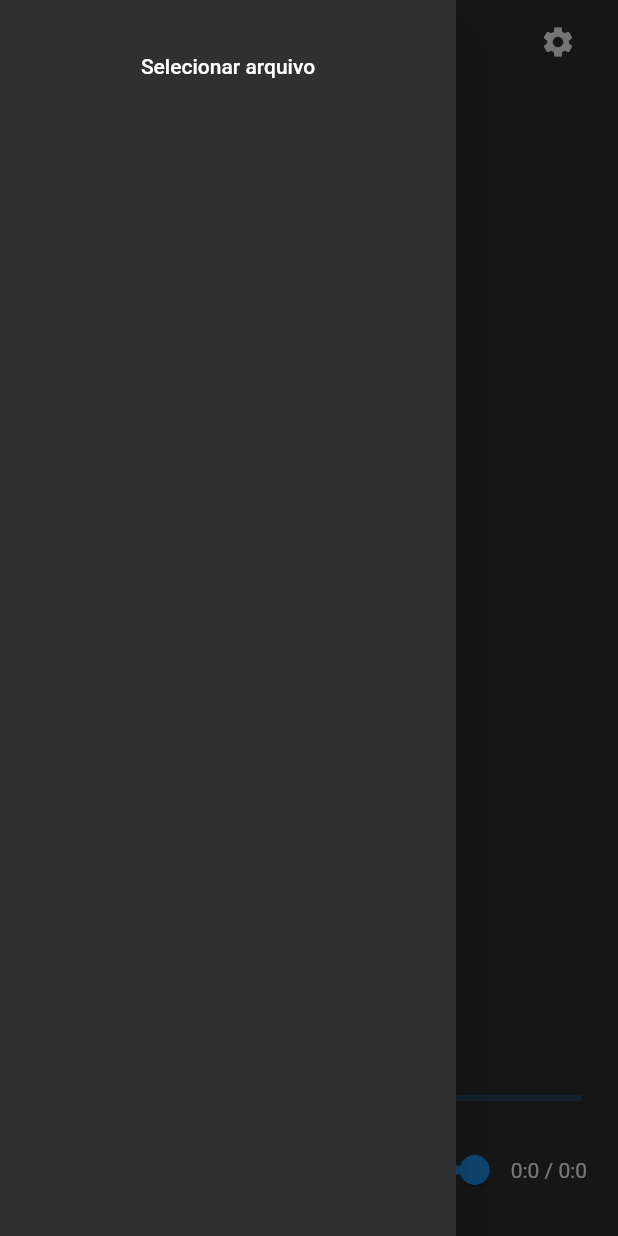
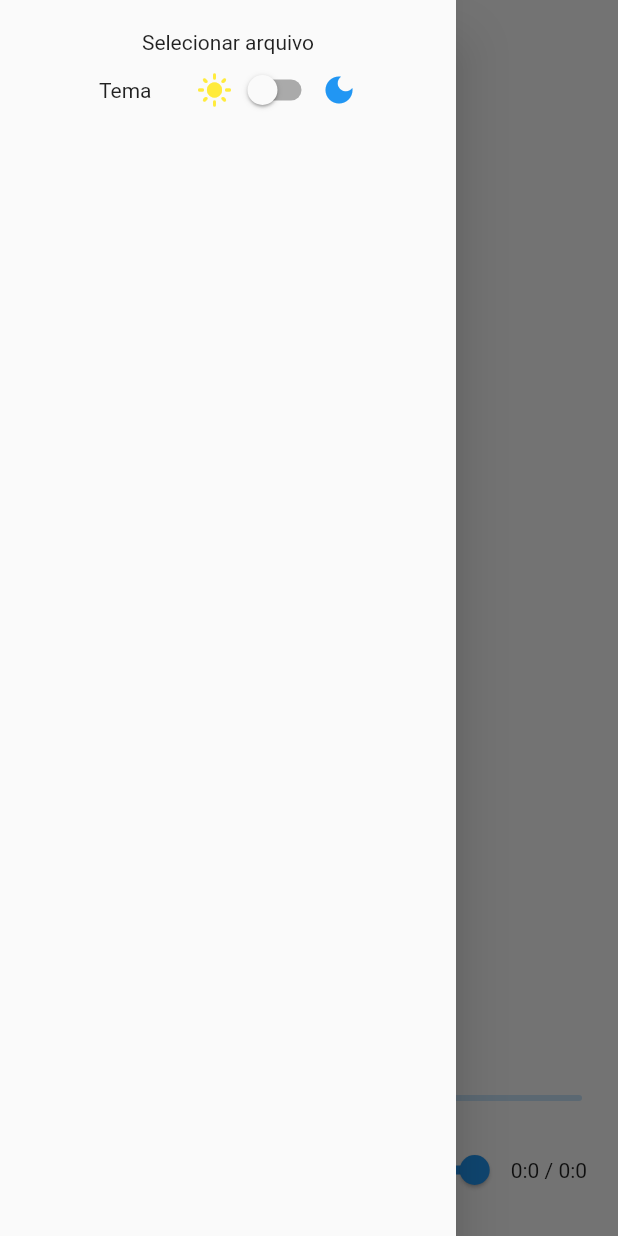
Before and after one commit to viniciusddrft/My-music, a Flutter app: the screen it shows after launch, in the side drawer, after a tap on "Selecionar arquivo", on a phone screen of 412 x 824 dp. Run offline on Flutter 3.47's test engine with Material 2 defaults, Android fonts, the phone set to English and light mode, and no system bars; our stand-ins replace audioplayers, file_picker, shared_preferences.

Commit message:
add theme

```diff
--- a/lib/main.dart
+++ b/lib/main.dart
@@ -1,4 +1,5 @@
 import 'package:flutter/material.dart';
+import 'package:my_music/src/theme.dart';
 
 import 'src/modules/home/home_page.dart';
 
@@ -6,15 +7,40 @@ void main() {
   runApp(const MyApp());
 }
 
-class MyApp extends StatelessWidget {
+class MyApp extends StatefulWidget {
   const MyApp({super.key});
 
   @override
+  State<MyApp> createState() => _MyAppState();
+}
+
+class _MyAppState extends State<MyApp> {
+  final ThemeApp themeApp = ThemeApp();
+
+  @override
+  void initState() {
+    themeApp.getThemePreference();
+    super.initState();
+  }
+
+  @override
+  void dispose() {
+    themeApp.dispose();
+    super.dispose();
+  }
+
+  @override
   Widget build(BuildContext context) {
-    return MaterialApp(
-      theme: ThemeData(brightness: Brightness.dark),
-      title: 'My music',
-      home: const MyHomePage(),
+    return ValueListenableBuilder(
+      valueListenable: themeApp.theme,
+      builder: (BuildContext context, Brightness value, Widget? child) =>
+          MaterialApp(
+        theme: ThemeData(
+          brightness: themeApp.theme.value,
+        ),
+        title: 'My music',
+        home: const MyHomePage(),
+      ),
     );
   }
 }
--- a/lib/src/modules/home/home_page.dart
+++ b/lib/src/modules/home/home_page.dart
@@ -1,5 +1,7 @@
 import 'package:audioplayers/audioplayers.dart';
 import 'package:flutter/material.dart';
+import 'package:my_music/src/theme.dart';
+import 'package:shared_preferences/shared_preferences.dart';
 
 import 'home_controller.dart';
 
@@ -12,6 +14,7 @@ class MyHomePage extends StatefulWidget {
 
 class _MyHomePageState extends State<MyHomePage> {
   final HomeController homeController = HomeController();
+  final ThemeApp themeApp = ThemeApp();
 
   @override
   void initState() {
@@ -45,13 +48,46 @@ class _MyHomePageState extends State<MyHomePage> {
           padding: const EdgeInsets.only(top: 20),
           child: Column(
             children: [
-              TextButton(
-                onPressed: homeController.playFile,
+              GestureDetector(
+                onTap: homeController.playFile,
                 child: const Text(
                   'Selecionar arquivo',
-                  style: TextStyle(color: Colors.white),
                 ),
-              )
+              ),
+              Row(
+                mainAxisAlignment: MainAxisAlignment.center,
+                children: [
+                  const Padding(
+                    padding: EdgeInsets.only(right: 30),
+                    child: Text('Tema'),
+                  ),
+                  const Icon(
+                    Icons.light_mode,
+                    color: Colors.yellow,
+                  ),
+                  Switch(
+                      value: themeApp.isDarkThemeApp,
+                      onChanged: (bool value) async {
+                        setState(() {
+                          if (!value) {
+                            themeApp.changeTheme(Brightness.light);
+                            SharedPreferences.getInstance().then(
+                              (value) => value.setString('theme', 'light'),
+                            );
+                          } else {
+                            themeApp.changeTheme(Brightness.dark);
+                            SharedPreferences.getInstance().then(
+                              (value) => value.setString('theme', 'dark'),
+                            );
+                          }
+                        });
+                      }),
+                  const Icon(
+                    Icons.dark_mode,
+                    color: Colors.blue,
+                  )
+                ],
+              ),
             ],
           ),
         ),
@@ -59,15 +95,8 @@ class _MyHomePageState extends State<MyHomePage> {
       appBar: AppBar(
         elevation: 0,
         backgroundColor: Colors.transparent,
-        title: Row(
-          mainAxisAlignment: MainAxisAlignment.end,
-          children: [
-            IconButton(
-              onPressed: () {},
-              icon: const Icon(Icons.settings),
-            )
-          ],
-        ),
+        iconTheme: IconThemeData(
+            color: themeApp.isDarkThemeApp ? Colors.white : Colors.black),
       ),
       body: FractionallySizedBox(
         widthFactor: 1,
--- /dev/null
+++ b/lib/src/theme.dart
@@ -0,0 +1,53 @@
+import 'package:flutter/material.dart';
+
+import 'package:shared_preferences/shared_preferences.dart';
+
+class ThemeApp {
+  ThemeApp._();
+
+  static final ThemeApp _themeApp = ThemeApp._();
+
+  factory ThemeApp() => _themeApp;
+
+  final ValueNotifier<Brightness> theme =
+      ValueNotifier<Brightness>(themeSystem);
+
+  bool get isDarkThemeApp => theme.value == Brightness.dark;
+
+  static Brightness get themeSystem =>
+      WidgetsBinding.instance.platformDispatcher.platformBrightness;
+
+  static bool get isDarkThemeSystem =>
+      WidgetsBinding.instance.platformDispatcher.platformBrightness ==
+      Brightness.dark;
+
+  void changeTheme(Brightness newTheme) => theme.value = newTheme;
+
+  void dispose() => theme.dispose();
+
+  void getThemePreference() => SharedPreferences.getInstance().then(
+        (value) {
+          final String? preference = value.getString('theme');
+          if (preference != null) {
+            if (preference == 'system') {
+              _themeApp.theme.value = themeSystem;
+            } else if (preference == 'dark') {
+              _themeApp.theme.value = Brightness.dark;
+            } else if (preference == 'light') {
+              _themeApp.theme.value = Brightness.light;
+            }
+          }
+        },
+      );
+
+  Future<String?> getThemeSaved() => SharedPreferences.getInstance().then(
+        (value) {
+          final String? preference = value.getString('theme');
+          if (preference != null) {
+            return preference;
+          } else {
+            return null;
+          }
+        },
+      );
+}
--- a/pubspec.yaml
+++ b/pubspec.yaml
@@ -32,6 +32,7 @@ dependencies:
 
   audioplayers: ^1.0.1
   file_picker: ^5.0.0
+  shared_preferences: ^2.0.15
 
 dev_dependencies:
   flutter_test:
```
Also changed, not shown: pubspec.lock, 1 other file.
